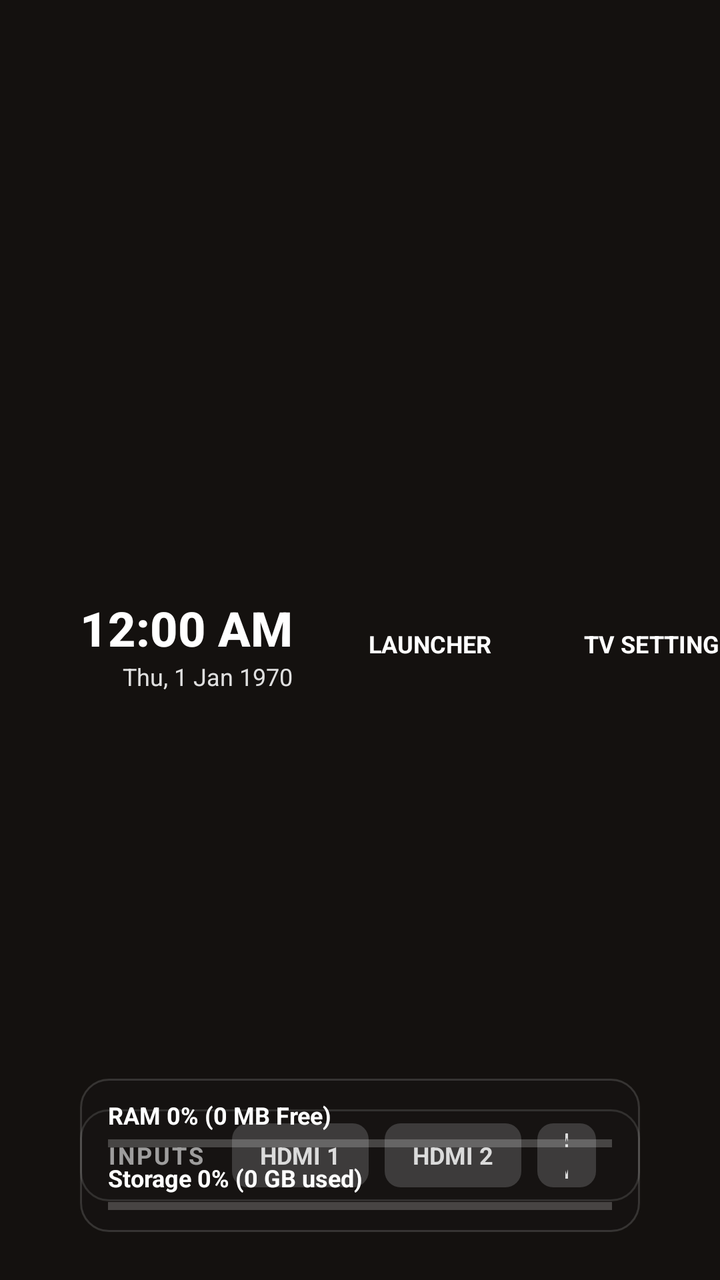
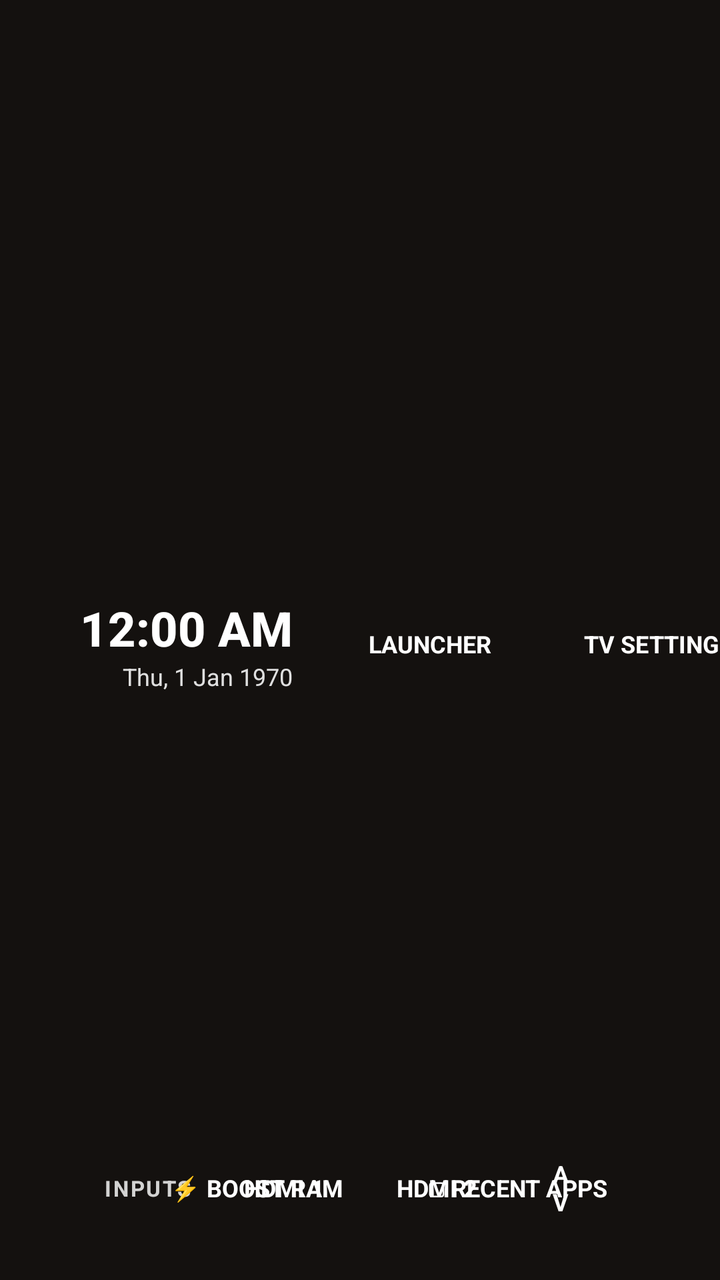

Before-and-after screenshots of an Android layout around one commit, followed by the original layout XML and the change that was made.
<!-- AndroidManifest.xml: application theme Theme.TVLauncher -->
<!-- res/layout/activity_main.xml -->
<?xml version="1.0" encoding="utf-8"?>
<RelativeLayout xmlns:android="http://schemas.android.com/apk/res/android"
    xmlns:app="http://schemas.android.com/apk/res-auto"
    android:id="@+id/mainRootLayout"
    android:layout_width="match_parent"
    android:layout_height="match_parent"
    android:background="#14110F"
    android:clipChildren="false"
    android:clipToPadding="false"
    android:paddingStart="40dp"
    android:paddingEnd="40dp"
    android:paddingTop="28dp"
    android:paddingBottom="24dp">

    
    <LinearLayout
        android:id="@+id/headerLayout"
        android:layout_width="match_parent"
        android:layout_height="wrap_content"
        android:orientation="horizontal"
        android:gravity="center_vertical">

        <LinearLayout
            android:layout_width="0dp"
            android:layout_height="wrap_content"
            android:layout_weight="1"
            android:orientation="vertical">

            <TextView
                android:id="@+id/tvGreeting"
                android:layout_width="wrap_content"
                android:layout_height="wrap_content"
                android:text="Good Night, Deep"
                android:textColor="#FFFFFF"
                android:textSize="28sp"
                android:fontFamily="sans-serif-medium"
                android:textStyle="bold" />

            <TextView
                android:id="@+id/tvSubGreeting"
                android:layout_width="wrap_content"
                android:layout_height="wrap_content"
                android:text="Relax • Watch • Explore"
                android:textColor="#E0E0E0"
                android:textSize="14sp"
                android:layout_marginTop="3dp"/>
        </LinearLayout>

        <LinearLayout
            android:layout_width="wrap_content"
            android:layout_height="wrap_content"
            android:orientation="vertical"
            android:gravity="end"
            android:layout_marginEnd="20dp">

            <TextClock
                android:id="@+id/tcClock"
                android:layout_width="wrap_content"
                android:layout_height="wrap_content"
                android:format12Hour="hh:mm a"
                android:format24Hour="HH:mm"
                android:textColor="#FFFFFF"
                android:textSize="24sp"
                android:fontFamily="sans-serif-medium"
                android:textStyle="bold"/>

            <TextClock
                android:id="@+id/tcDate"
                android:layout_width="wrap_content"
                android:layout_height="wrap_content"
                android:format12Hour="EEE, d MMM yyyy"
                android:format24Hour="EEE, d MMM yyyy"
                android:textColor="#E0E0E0"
                android:textSize="12sp"/>
        </LinearLayout>

        
        <TextView
            android:id="@+id/btnSettings"
            android:layout_width="wrap_content"
            android:layout_height="38dp"
            android:gravity="center"
            android:text="LAUNCHER"
            android:textSize="12sp"
            android:textStyle="bold"
            android:textColor="#FFFFFF"
            android:focusable="true"
            android:clickable="true"
            android:paddingHorizontal="18dp"
            android:layout_marginEnd="10dp"/>

        
        <TextView
            android:id="@+id/btnTvSettings"
            android:layout_width="wrap_content"
            android:layout_height="38dp"
            android:gravity="center"
            android:text="TV SETTINGS"
            android:textSize="12sp"
            android:textStyle="bold"
            android:textColor="#FFFFFF"
            android:focusable="true"
            android:clickable="true"
            android:paddingHorizontal="18dp"/>
    </LinearLayout>

    
    <androidx.recyclerview.widget.RecyclerView
        android:id="@+id/rvApps"
        android:layout_width="match_parent"
        android:layout_height="0dp"
        android:layout_below="@id/headerLayout"
        android:layout_above="@id/bottomBarLayout"
        android:layout_marginTop="14dp"
        android:layout_marginBottom="14dp"
        android:clipChildren="false"
        android:clipToPadding="false"
        android:paddingTop="12dp"
        android:paddingBottom="12dp"
        android:scrollbars="none"/>

    
    <RelativeLayout
        android:id="@+id/bottomBarLayout"
        android:layout_width="match_parent"
        android:layout_height="wrap_content"
        android:layout_alignParentBottom="true">

        
        <LinearLayout
            android:id="@+id/inputsContainer"
            android:layout_width="wrap_content"
            android:layout_height="46dp"
            android:orientation="horizontal"
            android:background="@drawable/bg_glass_container"
            android:paddingHorizontal="14dp"
            android:gravity="center_vertical"
            android:layout_alignParentStart="true"
            android:layout_centerVertical="true">

            <TextView
                android:layout_width="wrap_content"
                android:layout_height="wrap_content"
                android:text="INPUTS"
                android:textSize="12sp"
                android:textColor="#B0FFFFFF"
                android:textStyle="bold"
                android:letterSpacing="0.08"
                android:layout_marginEnd="14dp"/>

            <TextView
                android:id="@+id/btnHdmi1"
                android:layout_width="wrap_content"
                android:layout_height="32dp"
                android:gravity="center"
                android:paddingHorizontal="14dp"
                android:text="HDMI 1"
                android:textColor="#FFFFFF"
                android:textSize="12sp"
                android:textStyle="bold"
                android:background="@drawable/input_btn_selector"
                android:focusable="true"
                android:clickable="true"
                android:layout_marginEnd="8dp"/>

            <TextView
                android:id="@+id/btnHdmi2"
                android:layout_width="wrap_content"
                android:layout_height="32dp"
                android:gravity="center"
                android:paddingHorizontal="14dp"
                android:text="HDMI 2"
                android:textColor="#FFFFFF"
                android:textSize="12sp"
                android:textStyle="bold"
                android:background="@drawable/input_btn_selector"
                android:focusable="true"
                android:clickable="true"
                android:layout_marginEnd="8dp"/>

            <TextView
                android:id="@+id/btnAv"
                android:layout_width="wrap_content"
                android:layout_height="32dp"
                android:gravity="center"
                android:paddingHorizontal="14dp"
                android:text="AV"
                android:textColor="#FFFFFF"
                android:textSize="12sp"
                android:textStyle="bold"
                android:background="@drawable/input_btn_selector"
                android:focusable="true"
                android:clickable="true"
                android:layout_marginEnd="8dp"/>

            <TextView
                android:id="@+id/btnHdmi3"
                android:layout_width="wrap_content"
                android:layout_height="32dp"
                android:gravity="center"
                android:paddingHorizontal="14dp"
                android:text="HDMI 3"
                android:textColor="#FFFFFF"
                android:textSize="12sp"
                android:textStyle="bold"
                android:background="@drawable/input_btn_selector"
                android:focusable="true"
                android:clickable="true"/>
        </LinearLayout>

        
        <LinearLayout
            android:id="@+id/statusContainer"
            android:layout_width="290dp"
            android:layout_height="wrap_content"
            android:orientation="vertical"
            android:background="@drawable/bg_glass_container"
            android:paddingHorizontal="14dp"
            android:paddingVertical="10dp"
            android:layout_alignParentEnd="true"
            android:layout_centerVertical="true">

            <TextView
                android:id="@+id/tvRamUsage"
                android:layout_width="wrap_content"
                android:layout_height="wrap_content"
                android:text="RAM 0% (0 MB Free)"
                android:textColor="#FFFFFF"
                android:textSize="12sp"
                android:textStyle="bold"/>

            <ProgressBar
                android:id="@+id/pbRam"
                style="?android:attr/progressBarStyleHorizontal"
                android:layout_width="match_parent"
                android:layout_height="6dp"
                android:layout_marginTop="3dp"
                android:layout_marginBottom="6dp"
                android:progress="0"
                android:progressTint="#00E5FF"/>

            <TextView
                android:id="@+id/tvStorageUsage"
                android:layout_width="wrap_content"
                android:layout_height="wrap_content"
                android:text="Storage 0% (0 GB used)"
                android:textColor="#FFFFFF"
                android:textSize="12sp"
                android:textStyle="bold"/>

            <ProgressBar
                android:id="@+id/pbStorage"
                style="?android:attr/progressBarStyleHorizontal"
                android:layout_width="match_parent"
                android:layout_height="6dp"
                android:layout_marginTop="3dp"
                android:progress="0"
                android:progressTint="#FFC107"/>
        </LinearLayout>
    </RelativeLayout>
</RelativeLayout>
<!-- resources referenced by this layout -->
<resources>
  <!-- drawable bg_glass_container (drawable) -->
  <?xml version="1.0" encoding="utf-8"?>
  <shape xmlns:android="http://schemas.android.com/apk/res/android" android:shape="rectangle">
      <corners android:radius="14dp"/>
      <solid android:color="#281A1A1A"/>
      <stroke android:width="1dp" android:color="#25FFFFFF"/>
  </shape>
  <!-- drawable input_btn_selector (drawable) -->
  <?xml version="1.0" encoding="utf-8"?>
  <selector xmlns:android="http://schemas.android.com/apk/res/android">
      <item android:state_focused="true">
          <shape android:shape="rectangle">
              <corners android:radius="8dp"/>
              <solid android:color="#77FFFFFF"/>
              <stroke android:width="2dp" android:color="#00E5FF"/>
          </shape>
      </item>
      <item>
          <shape android:shape="rectangle">
              <corners android:radius="8dp"/>
              <solid android:color="#33FFFFFF"/>
          </shape>
      </item>
  </selector>
  <style name="Theme.TVLauncher" parent="Theme.AppCompat.NoActionBar">
          <item name="android:windowBackground">@android:color/black</item>
          <item name="android:windowNoTitle">true</item>
          <item name="android:windowActionBar">false</item>
      </style>
</resources>

<!-- the commit's change to res/layout/activity_main.xml (unified diff, before → after) -->
@@ -74,7 +74,6 @@
                 android:textSize="12sp"/>
         </LinearLayout>
 
-        
         <TextView
             android:id="@+id/btnSettings"
             android:layout_width="wrap_content"
@@ -89,7 +88,6 @@
             android:paddingHorizontal="18dp"
             android:layout_marginEnd="10dp"/>
 
-        
         <TextView
             android:id="@+id/btnTvSettings"
             android:layout_width="wrap_content"
@@ -130,23 +128,23 @@
         <LinearLayout
             android:id="@+id/inputsContainer"
             android:layout_width="wrap_content"
-            android:layout_height="46dp"
+            android:layout_height="44dp"
             android:orientation="horizontal"
-            android:background="@drawable/bg_glass_container"
-            android:paddingHorizontal="14dp"
+            android:paddingHorizontal="12dp"
             android:gravity="center_vertical"
             android:layout_alignParentStart="true"
             android:layout_centerVertical="true">
 
             <TextView
+                android:id="@+id/tvInputsTitle"
                 android:layout_width="wrap_content"
                 android:layout_height="wrap_content"
                 android:text="INPUTS"
-                android:textSize="12sp"
-                android:textColor="#B0FFFFFF"
+                android:textSize="11sp"
+                android:textColor="#D0FFFFFF"
                 android:textStyle="bold"
                 android:letterSpacing="0.08"
-                android:layout_marginEnd="14dp"/>
+                android:layout_marginEnd="12dp"/>
 
             <TextView
                 android:id="@+id/btnHdmi1"
@@ -158,7 +156,6 @@
                 android:textColor="#FFFFFF"
                 android:textSize="12sp"
                 android:textStyle="bold"
-                android:background="@drawable/input_btn_selector"
                 android:focusable="true"
                 android:clickable="true"
                 android:layout_marginEnd="8dp"/>
@@ -173,7 +170,6 @@
                 android:textColor="#FFFFFF"
                 android:textSize="12sp"
                 android:textStyle="bold"
-                android:background="@drawable/input_btn_selector"
                 android:focusable="true"
                 android:clickable="true"
                 android:layout_marginEnd="8dp"/>
@@ -188,7 +184,6 @@
                 android:textColor="#FFFFFF"
                 android:textSize="12sp"
                 android:textStyle="bold"
-                android:background="@drawable/input_btn_selector"
                 android:focusable="true"
                 android:clickable="true"
                 android:layout_marginEnd="8dp"/>
@@ -203,59 +198,48 @@
                 android:textColor="#FFFFFF"
                 android:textSize="12sp"
                 android:textStyle="bold"
-                android:background="@drawable/input_btn_selector"
                 android:focusable="true"
                 android:clickable="true"/>
         </LinearLayout>
 
         
         <LinearLayout
-            android:id="@+id/statusContainer"
-            android:layout_width="290dp"
-            android:layout_height="wrap_content"
-            android:orientation="vertical"
-            android:background="@drawable/bg_glass_container"
-            android:paddingHorizontal="14dp"
-            android:paddingVertical="10dp"
+            android:id="@+id/actionsContainer"
+            android:layout_width="wrap_content"
+            android:layout_height="44dp"
+            android:orientation="horizontal"
+            android:gravity="center_vertical"
             android:layout_alignParentEnd="true"
             android:layout_centerVertical="true">
 
-            <TextView
-                android:id="@+id/tvRamUsage"
-                android:layout_width="wrap_content"
-                android:layout_height="wrap_content"
-                android:text="RAM 0% (0 MB Free)"
-                android:textColor="#FFFFFF"
-                android:textSize="12sp"
-                android:textStyle="bold"/>
-
-            <ProgressBar
-                android:id="@+id/pbRam"
-                style="?android:attr/progressBarStyleHorizontal"
-                android:layout_width="match_parent"
-                android:layout_height="6dp"
-                android:layout_marginTop="3dp"
-                android:layout_marginBottom="6dp"
-                android:progress="0"
-                android:progressTint="#00E5FF"/>
-
-            <TextView
-                android:id="@+id/tvStorageUsage"
-                android:layout_width="wrap_content"
-                android:layout_height="wrap_content"
-                android:text="Storage 0% (0 GB used)"
-                android:textColor="#FFFFFF"
-                android:textSize="12sp"
-                android:textStyle="bold"/>
-
-            <ProgressBar
-                android:id="@+id/pbStorage"
-                style="?android:attr/progressBarStyleHorizontal"
-                android:layout_width="match_parent"
-                android:layout_height="6dp"
-                android:layout_marginTop="3dp"
-                android:progress="0"
-                android:progressTint="#FFC107"/>
+            
+            <TextView
+                android:id="@+id/btnBoostRam"
+                android:layout_width="wrap_content"
+                android:layout_height="36dp"
+                android:gravity="center"
+                android:paddingHorizontal="16dp"
+                android:text="⚡ BOOST RAM"
+                android:textColor="#FFFFFF"
+                android:textSize="12sp"
+                android:textStyle="bold"
+                android:focusable="true"
+                android:clickable="true"
+                android:layout_marginEnd="10dp"/>
+
+            
+            <TextView
+                android:id="@+id/btnRecentApps"
+                android:layout_width="wrap_content"
+                android:layout_height="36dp"
+                android:gravity="center"
+                android:paddingHorizontal="16dp"
+                android:text="▢ RECENT APPS"
+                android:textColor="#FFFFFF"
+                android:textSize="12sp"
+                android:textStyle="bold"
+                android:focusable="true"
+                android:clickable="true"/>
         </LinearLayout>
     </RelativeLayout>
 </RelativeLayout>
<!-- resource entries referenced after the edit -->
@@ -1,29 +1,5 @@
 <!-- resources referenced by this layout -->
 <resources>
-  <!-- drawable bg_glass_container (drawable) -->
-  <?xml version="1.0" encoding="utf-8"?>
-  <shape xmlns:android="http://schemas.android.com/apk/res/android" android:shape="rectangle">
-      <corners android:radius="14dp"/>
-      <solid android:color="#281A1A1A"/>
-      <stroke android:width="1dp" android:color="#25FFFFFF"/>
-  </shape>
-  <!-- drawable input_btn_selector (drawable) -->
-  <?xml version="1.0" encoding="utf-8"?>
-  <selector xmlns:android="http://schemas.android.com/apk/res/android">
-      <item android:state_focused="true">
-          <shape android:shape="rectangle">
-              <corners android:radius="8dp"/>
-              <solid android:color="#77FFFFFF"/>
-              <stroke android:width="2dp" android:color="#00E5FF"/>
-          </shape>
-      </item>
-      <item>
-          <shape android:shape="rectangle">
-              <corners android:radius="8dp"/>
-              <solid android:color="#33FFFFFF"/>
-          </shape>
-      </item>
-  </selector>
   <style name="Theme.TVLauncher" parent="Theme.AppCompat.NoActionBar">
           <item name="android:windowBackground">@android:color/black</item>
           <item name="android:windowNoTitle">true</item>
